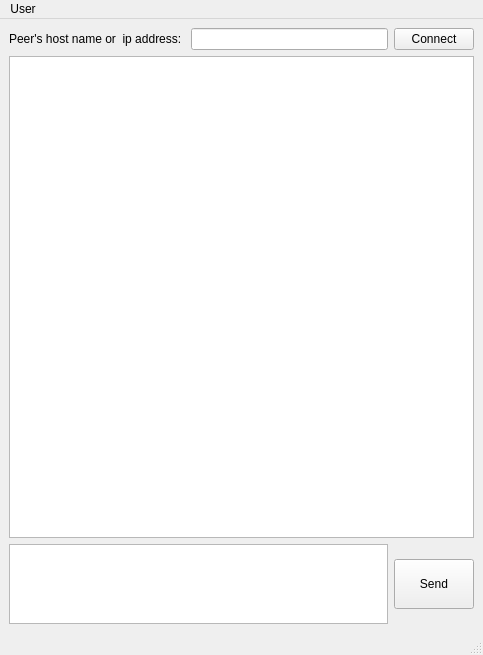
Qt form chatwindow.ui (protu/kriptochat) before a commit.
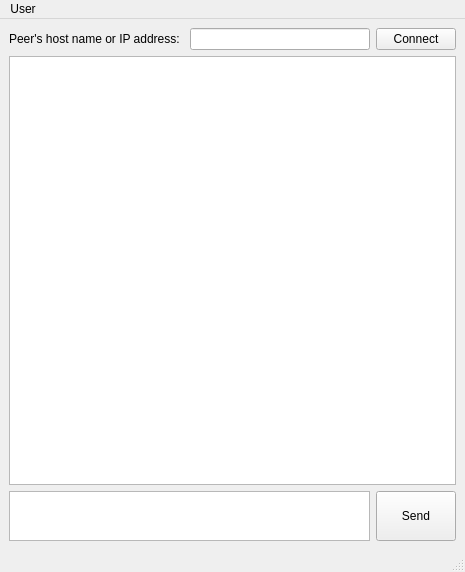
The same form after that commit.

What changed in the file:
```diff
--- a/chatwindow.ui
+++ b/chatwindow.ui
@@ -6,8 +6,8 @@
    <rect>
     <x>0</x>
     <y>0</y>
-    <width>483</width>
-    <height>655</height>
+    <width>465</width>
+    <height>572</height>
    </rect>
   </property>
   <property name="windowTitle">
@@ -15,49 +15,30 @@
   </property>
   <widget class="QWidget" name="centralwidget">
    <layout class="QGridLayout" name="gridLayout">
-    <item row="2" column="2">
-     <widget class="QPushButton" name="pushButtonSend">
-      <property name="minimumSize">
-       <size>
-        <width>50</width>
-        <height>50</height>
-       </size>
-      </property>
-      <property name="maximumSize">
-       <size>
-        <width>80</width>
-        <height>50</height>
-       </size>
-      </property>
-      <property name="baseSize">
-       <size>
-        <width>50</width>
-        <height>50</height>
-       </size>
-      </property>
-      <property name="text">
-       <string>Send</string>
-      </property>
-     </widget>
-    </item>
-    <item row="0" column="1">
-     <widget class="QLineEdit" name="lineEditAddress"/>
-    </item>
     <item row="0" column="0">
+     <layout class="QVBoxLayout" name="verticalLayout">
+      <item>
+       <layout class="QHBoxLayout" name="horizontalLayout">
+        <item>
      <widget class="QLabel" name="labelPeerHost">
       <property name="text">
-       <string>Peer's host name or  ip address: </string>
+           <string>Peer's host name or IP address: </string>
       </property>
      </widget>
     </item>
-    <item row="0" column="2">
+        <item>
+         <widget class="QLineEdit" name="lineEditAddress"/>
+        </item>
+        <item>
      <widget class="QPushButton" name="pushButtonConnect">
       <property name="text">
        <string>Connect</string>
       </property>
      </widget>
     </item>
-    <item row="1" column="0" colspan="3">
+       </layout>
+      </item>
+      <item>
      <widget class="QTextBrowser" name="textBrowserReceivedMessages">
       <property name="minimumSize">
        <size>
@@ -73,18 +54,20 @@
       </property>
      </widget>
     </item>
-    <item row="2" column="0" colspan="2">
+      <item>
+       <layout class="QHBoxLayout" name="horizontalLayout_2">
+        <item>
      <widget class="QPlainTextEdit" name="plainTextEditMessage">
       <property name="minimumSize">
        <size>
         <width>300</width>
-        <height>80</height>
+            <height>50</height>
        </size>
       </property>
       <property name="maximumSize">
        <size>
         <width>16777215</width>
-        <height>80</height>
+            <height>50</height>
        </size>
       </property>
       <property name="baseSize">
@@ -95,6 +78,35 @@
       </property>
      </widget>
     </item>
+        <item>
+         <widget class="QPushButton" name="pushButtonSend">
+          <property name="minimumSize">
+           <size>
+            <width>50</width>
+            <height>50</height>
+           </size>
+          </property>
+          <property name="maximumSize">
+           <size>
+            <width>80</width>
+            <height>50</height>
+           </size>
+          </property>
+          <property name="baseSize">
+           <size>
+            <width>50</width>
+            <height>50</height>
+           </size>
+          </property>
+          <property name="text">
+           <string>Send</string>
+          </property>
+         </widget>
+        </item>
+       </layout>
+      </item>
+     </layout>
+    </item>
    </layout>
   </widget>
   <widget class="QMenuBar" name="menubar">
@@ -102,7 +114,7 @@
     <rect>
      <x>0</x>
      <y>0</y>
-     <width>483</width>
+     <width>465</width>
      <height>21</height>
     </rect>
    </property>
```
Lines whose indentation alone changed are shown as unchanged.
